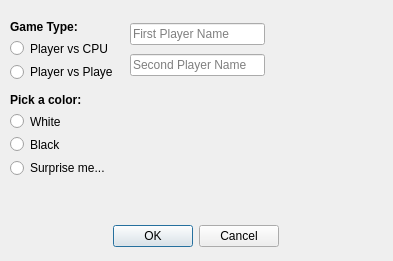
Qt form chess-game/gui/gameoptionswindow.ui (vasilyoshev/Chess) before a commit.
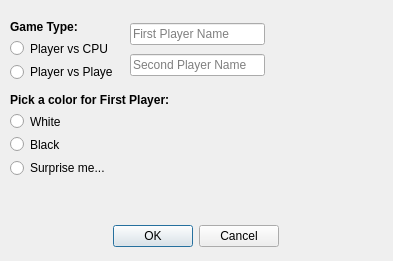
The same form after that commit.

Commit message: Removed mainwindow title changing whe piece is clicked. Added more clear label text or gameoptions menu. Fixed the project in controller.h and controller.cpp to compile. Fixed the Player Name label on the mainwindow to be the same on all resolutions.

```diff
--- a/chess-game/gui/gameoptionswindow.ui
+++ b/chess-game/gui/gameoptionswindow.ui
@@ -57,7 +57,7 @@
        </font>
       </property>
       <property name="text">
-       <string>Pick a color:</string>
+       <string>Pick a color for First Player:</string>
       </property>
      </widget>
     </item>
@@ -84,7 +84,7 @@
     </item>
    </layout>
   </widget>
-  <widget class="QWidget" name="">
+  <widget class="QWidget" name="layoutWidget">
    <property name="geometry">
     <rect>
      <x>10</x>
@@ -123,7 +123,7 @@
     </item>
    </layout>
   </widget>
-  <widget class="QWidget" name="">
+  <widget class="QWidget" name="layoutWidget">
    <property name="geometry">
     <rect>
      <x>130</x>
```
The commit also changes 3 other files.
